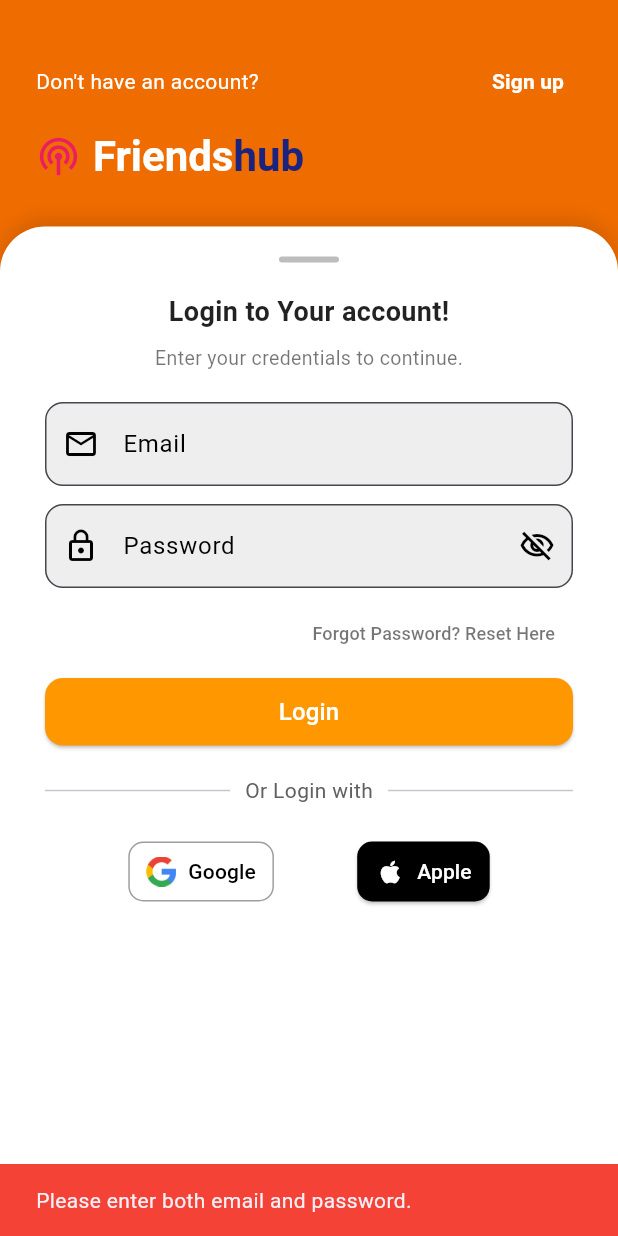
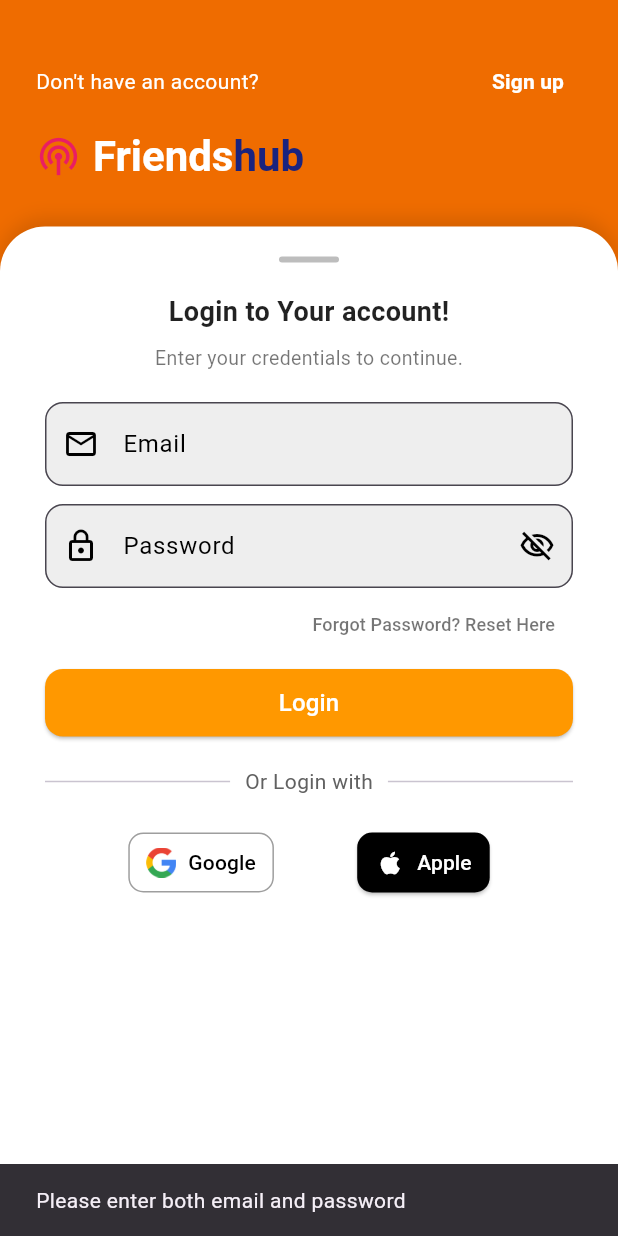
Before and after one commit to vivek-singh-123/friends-hub-social-streaming-app, a Flutter app: the LoginScreen screen opened by its route, after a tap on "Login", on a phone screen of 412 x 824 dp. Run offline on Flutter 3.47's test engine with Material 3 defaults, Android fonts, the phone set to English and light mode, and no system bars; our stand-ins replace flutter_html, font_awesome_flutter, get, google_fonts, image_picker, share_plus and 2 more; accounts and stored records are empty.

Commit message:
integrate login and signup api

```diff
--- a/lib/screens/login_screen.dart
+++ b/lib/screens/login_screen.dart
@@ -1,9 +1,8 @@
 import 'package:flutter/material.dart';
 import 'package:flutter/services.dart';
-import 'package:url_launcher/url_launcher.dart'; // Import for launching URLs
-
-// Make sure to import your ResetPasswordScreen
+import 'package:url_launcher/url_launcher.dart';
 import 'package:gosh_app/screens/reset_password_screen.dart';
+import 'package:gosh_app/backend/register/login.dart';
 
 class LoginScreen extends StatefulWidget {
   const LoginScreen({super.key});
@@ -15,18 +14,11 @@ class LoginScreen extends StatefulWidget {
 class _LoginScreenState extends State<LoginScreen> {
   final emailController = TextEditingController();
   final passwordController = TextEditingController();
-
   bool _obscurePassword = true;
 
   @override
   Widget build(BuildContext context) {
-    SystemChrome.setSystemUIOverlayStyle(
-      const SystemUiOverlayStyle(
-        systemNavigationBarColor: Colors.white,
-        systemNavigationBarIconBrightness: Brightness.dark,
-      ),
-    );
-
+    _setSystemUIStyle();
     return Scaffold(
       resizeToAvoidBottomInset: true,
       backgroundColor: Colors.orange[800],
@@ -34,7 +26,30 @@ class _LoginScreenState extends State<LoginScreen> {
         child: Column(
           children: [
             const SizedBox(height: 30),
-            Padding(
+            _buildTopRow(context),
+            const SizedBox(height: 10),
+            _buildLogoSection(),
+            const SizedBox(height: 30),
+            _buildFormSection(context),
+          ],
+        ),
+      ),
+    );
+  }
+
+  // System UI styling
+  void _setSystemUIStyle() {
+    SystemChrome.setSystemUIOverlayStyle(
+      const SystemUiOverlayStyle(
+        systemNavigationBarColor: Colors.white,
+        systemNavigationBarIconBrightness: Brightness.dark,
+      ),
+    );
+  }
+
+  // Top section with Sign Up link
+  Widget _buildTopRow(BuildContext context) {
+    return Padding(
       padding: const EdgeInsets.symmetric(horizontal: 24.0),
       child: Row(
         mainAxisAlignment: MainAxisAlignment.spaceBetween,
@@ -44,9 +59,7 @@ class _LoginScreenState extends State<LoginScreen> {
             style: TextStyle(color: Colors.white, fontSize: 14),
           ),
           TextButton(
-                    onPressed: () {
-                      Navigator.pushNamed(context, '/profileSetup');
-                    },
+            onPressed: () => Navigator.pushNamed(context, '/profileSetup'),
             child: const Text(
               "Sign up",
               style: TextStyle(
@@ -58,9 +71,12 @@ class _LoginScreenState extends State<LoginScreen> {
           ),
         ],
       ),
-            ),
-            const SizedBox(height: 10),
-            Padding(
+    );
+  }
+
+  // App logo text section
+  Widget _buildLogoSection() {
+    return Padding(
       padding: const EdgeInsets.symmetric(horizontal: 24.0),
       child: Row(
         children: [
@@ -90,12 +106,14 @@ class _LoginScreenState extends State<LoginScreen> {
           ),
         ],
       ),
-            ),
-            const SizedBox(height: 30),
-            Expanded(
+    );
+  }
+
+  // Form section with input fields and buttons
+  Widget _buildFormSection(BuildContext context) {
+    return Expanded(
       child: LayoutBuilder(
-                builder: (context, constraints) {
-                  return SingleChildScrollView(
+        builder: (context, constraints) => SingleChildScrollView(
           physics: const BouncingScrollPhysics(),
           child: ConstrainedBox(
             constraints: BoxConstraints(minHeight: constraints.maxHeight),
@@ -113,13 +131,36 @@ class _LoginScreenState extends State<LoginScreen> {
                     color: Colors.black12,
                     blurRadius: 10,
                     offset: Offset(0, -5),
-                            )
+                  ),
                 ],
               ),
               child: Column(
                 crossAxisAlignment: CrossAxisAlignment.start,
                 children: [
-                            Center(
+                  _buildFormDragBar(),
+                  _buildFormHeader(),
+                  const SizedBox(height: 20),
+                  _buildEmailField(),
+                  const SizedBox(height: 12),
+                  _buildPasswordField(),
+                  _buildForgotPasswordLink(context),
+                  const SizedBox(height: 6),
+                  _buildLoginButton(context),
+                  const SizedBox(height: 20),
+                  _buildOrDivider(),
+                  const SizedBox(height: 20),
+                  _buildSocialLoginButtons(),
+                ],
+              ),
+            ),
+          ),
+        ),
+      ),
+    );
+  }
+
+  Widget _buildFormDragBar() {
+    return Center(
       child: Container(
         height: 4,
         width: 40,
@@ -128,26 +169,32 @@ class _LoginScreenState extends State<LoginScreen> {
           borderRadius: BorderRadius.circular(10),
         ),
       ),
-                            ),
-                            const SizedBox(height: 20),
-                            const Center(
+    );
+  }
+
+  Widget _buildFormHeader() {
+    return Column(
+      children: const [
+        SizedBox(height: 20),
+        Center(
           child: Text(
             'Login to Your account!',
-                                style: TextStyle(
-                                  fontSize: 18,
-                                  fontWeight: FontWeight.bold,
+            style: TextStyle(fontSize: 18, fontWeight: FontWeight.bold),
           ),
         ),
-                            ),
-                            const SizedBox(height: 8),
-                            const Center(
+        SizedBox(height: 8),
+        Center(
           child: Text(
             'Enter your credentials to continue.',
             style: TextStyle(fontSize: 13, color: Colors.black54),
           ),
         ),
-                            const SizedBox(height: 20),
-                            TextField(
+      ],
+    );
+  }
+
+  Widget _buildEmailField() {
+    return TextField(
       controller: emailController,
       style: const TextStyle(color: Colors.black),
       decoration: InputDecoration(
@@ -156,13 +203,13 @@ class _LoginScreenState extends State<LoginScreen> {
         prefixIcon: const Icon(Icons.email_outlined, color: Colors.black),
         hintText: 'Email',
         hintStyle: const TextStyle(color: Colors.black),
-                                border: OutlineInputBorder(
-                                  borderRadius: BorderRadius.circular(12),
+        border: OutlineInputBorder(borderRadius: BorderRadius.circular(12)),
       ),
-                              ),
-                            ),
-                            const SizedBox(height: 12),
-                            TextField(
+    );
+  }
+
+  Widget _buildPasswordField() {
+    return TextField(
       controller: passwordController,
       obscureText: _obscurePassword,
       style: const TextStyle(color: Colors.black),
@@ -175,34 +222,30 @@ class _LoginScreenState extends State<LoginScreen> {
             _obscurePassword ? Icons.visibility_off_outlined : Icons.visibility,
             color: Colors.black,
           ),
-                                  onPressed: () {
-                                    setState(() {
-                                      _obscurePassword = !_obscurePassword;
-                                    });
-                                  },
+          onPressed: () => setState(() => _obscurePassword = !_obscurePassword),
         ),
         hintText: 'Password',
         hintStyle: const TextStyle(color: Colors.black),
-                                border: OutlineInputBorder(
-                                  borderRadius: BorderRadius.circular(12),
+        border: OutlineInputBorder(borderRadius: BorderRadius.circular(12)),
       ),
-                              ),
-                            ),
-                            const SizedBox(height: 6),
-                            Align(
+    );
+  }
+
+  Widget _buildForgotPasswordLink(BuildContext context) {
+    return Align(
       alignment: Alignment.centerRight,
       child: TextButton(
-                                onPressed: () {
-                                  Navigator.pushNamed(context, '/resetPassword');
-                                },
+        onPressed: () => Navigator.pushNamed(context, '/resetPassword'),
         child: const Text(
           'Forgot Password? Reset Here',
           style: TextStyle(fontSize: 12, color: Colors.black54),
         ),
       ),
-                            ),
-                            const SizedBox(height: 6),
-                            SizedBox(
+    );
+  }
+
+  Widget _buildLoginButton(BuildContext context) {
+    return SizedBox(
       width: double.infinity,
       height: 45,
       child: ElevatedButton(
@@ -212,21 +255,46 @@ class _LoginScreenState extends State<LoginScreen> {
             borderRadius: BorderRadius.circular(12),
           ),
         ),
+        onPressed: () async {
+          final email = emailController.text.trim();
+          final password = passwordController.text;
+          final token = 'dljaklejidnjkd'; // Replace with actual token if needed
+
+          if (email.isEmpty || password.isEmpty) {
+            ScaffoldMessenger.of(context).showSnackBar(
+              const SnackBar(content: Text('Please enter both email and password')),
+            );
+            return;
+          }
+
+          final result = await AuthService.loginUser(
+            Token: token,
+            Email: email,
+            Password: password,
+          );
+
+          if (result == 1) {
+            Navigator.pushReplacementNamed(context, '/home');
+          } else if (result == 0) {
+            showDialog(
+              context: context,
+              builder: (_) => AlertDialog(
+                title: const Text('User Not Found'),
+                content: const Text('Please sign up to continue.'),
+                actions: [
+                  TextButton(
                     onPressed: () {
-                                  if (emailController.text.trim().isEmpty ||
-                                      passwordController.text.trim().isEmpty) {
-                                    ScaffoldMessenger.of(context).showSnackBar(
-                                      const SnackBar(
-                                        content: Text("Please enter both email and password."),
-                                        backgroundColor: Colors.red,
+                      Navigator.pop(context);
+                      Navigator.pushNamed(context, '/profileSetup');
+                    },
+                    child: const Text('Sign Up'),
+                  ),
+                ],
               ),
             );
           } else {
-                                    // ✅ FIXED: No back stack issue anymore
-                                    Navigator.pushNamedAndRemoveUntil(
-                                      context,
-                                      '/home',
-                                          (route) => false,
+            ScaffoldMessenger.of(context).showSnackBar(
+              const SnackBar(content: Text('Something went wrong. Try again later.')),
             );
           }
         },
@@ -235,37 +303,29 @@ class _LoginScreenState extends State<LoginScreen> {
           style: TextStyle(fontSize: 16, color: Colors.white),
         ),
       ),
-                            ),
-                            const SizedBox(height: 20),
-                            Row(
+    );
+  }
+
+  Widget _buildOrDivider() {
+    return Row(
       children: [
         const Expanded(child: Divider()),
         Padding(
           padding: const EdgeInsets.symmetric(horizontal: 10),
-                                  child: Text("Or Login with", style: TextStyle(color: Colors.grey[700])),
+          child: Text(
+            "Or Login with",
+            style: TextStyle(color: Colors.grey[700]),
+          ),
         ),
         const Expanded(child: Divider()),
       ],
-                            ),
-                            const SizedBox(height: 20),
-                            Row(
+    );
+  }
+
+  Widget _buildSocialLoginButtons() {
+    return Row(
       mainAxisAlignment: MainAxisAlignment.spaceEvenly,
-                              children: [
-                                _googleLoginButton(),
-                                _appleLoginButton(),
-                              ],
-                            ),
-                          ],
-                        ),
-                      ),
-                    ),
-                  );
-                },
-              ),
-            ),
-          ],
-        ),
-      ),
+      children: [_googleLoginButton(), _appleLoginButton()],
     );
   }
 
@@ -275,7 +335,9 @@ class _LoginScreenState extends State<LoginScreen> {
         final Uri googleUrl = Uri.parse('https://accounts.google.com/signin');
         if (!await launchUrl(googleUrl, mode: LaunchMode.externalApplication)) {
           ScaffoldMessenger.of(context).showSnackBar(
-            SnackBar(content: Text('Could not launch ${googleUrl.toString()}')),
+            SnackBar(
+              content: Text('Could not launch \${googleUrl.toString()}'),
+            ),
           );
         }
       },
@@ -285,15 +347,8 @@ class _LoginScreenState extends State<LoginScreen> {
         shape: RoundedRectangleBorder(borderRadius: BorderRadius.circular(10)),
         backgroundColor: Colors.white,
       ),
-      icon: Image.asset(
-        'assets/images/google_logo.png',
-        height: 20,
-        width: 20,
-      ),
-      label: const Text(
-        'Google',
-        style: TextStyle(color: Colors.black),
-      ),
+      icon: Image.asset('assets/images/google_logo.png', height: 20, width: 20),
+      label: const Text('Google', style: TextStyle(color: Colors.black)),
     );
   }
 
@@ -303,7 +358,7 @@ class _LoginScreenState extends State<LoginScreen> {
         final Uri appleUrl = Uri.parse('https://appleid.apple.com/account');
         if (!await launchUrl(appleUrl, mode: LaunchMode.externalApplication)) {
           ScaffoldMessenger.of(context).showSnackBar(
-            SnackBar(content: Text('Could not launch ${appleUrl.toString()}')),
+            SnackBar(content: Text('Could not launch \${appleUrl.toString()}')),
           );
         }
       },
@@ -313,10 +368,7 @@ class _LoginScreenState extends State<LoginScreen> {
         shape: RoundedRectangleBorder(borderRadius: BorderRadius.circular(10)),
       ),
       icon: const Icon(Icons.apple, color: Colors.white, size: 20),
-      label: const Text(
-        'Apple',
-        style: TextStyle(color: Colors.white),
-      ),
+      label: const Text('Apple', style: TextStyle(color: Colors.white)),
     );
   }
 }
--- a/pubspec.yaml
+++ b/pubspec.yaml
@@ -21,6 +21,8 @@ dependencies:
   shared_preferences: ^2.2.0
   url_launcher: ^6.3.0
   font_awesome_flutter: ^10.1.0
+  get: ^4.7.2
+  http: ^1.2.1
 
 
 dev_dependencies:
```
Also changed, not shown: lib/backend/register/login.dart (added, +78 -0 lines), lib/backend/register/register.dart (added, +54 -0 lines), lib/screens/profile_setup_screen.dart (+93 -26 lines), pubspec.lock. Lines whose indentation alone changed are shown as unchanged.
